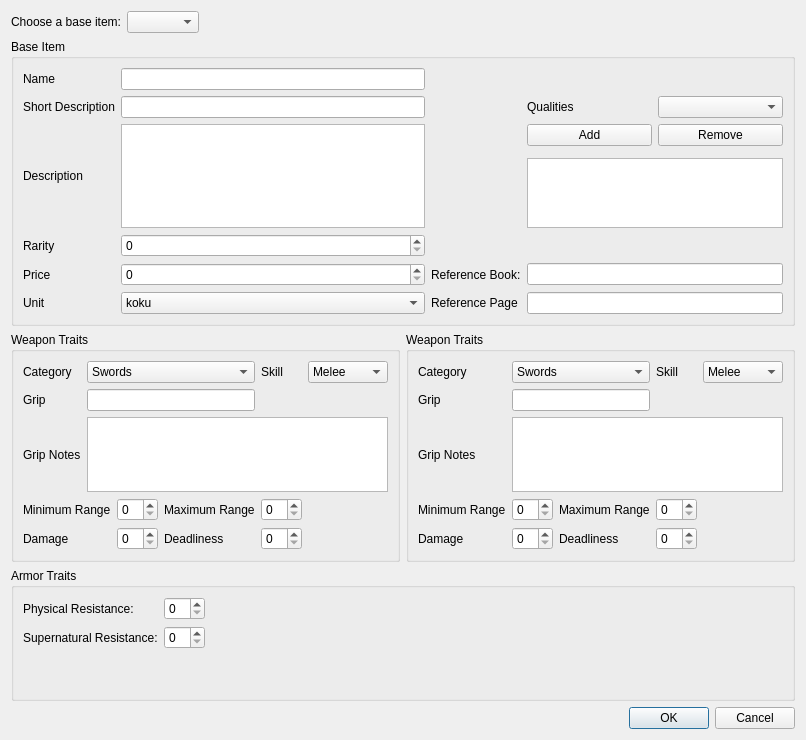
Before: the Qt Designer form ui/additemdialog.ui in dashnine/PaperBlossoms, drawn with Qt 5.
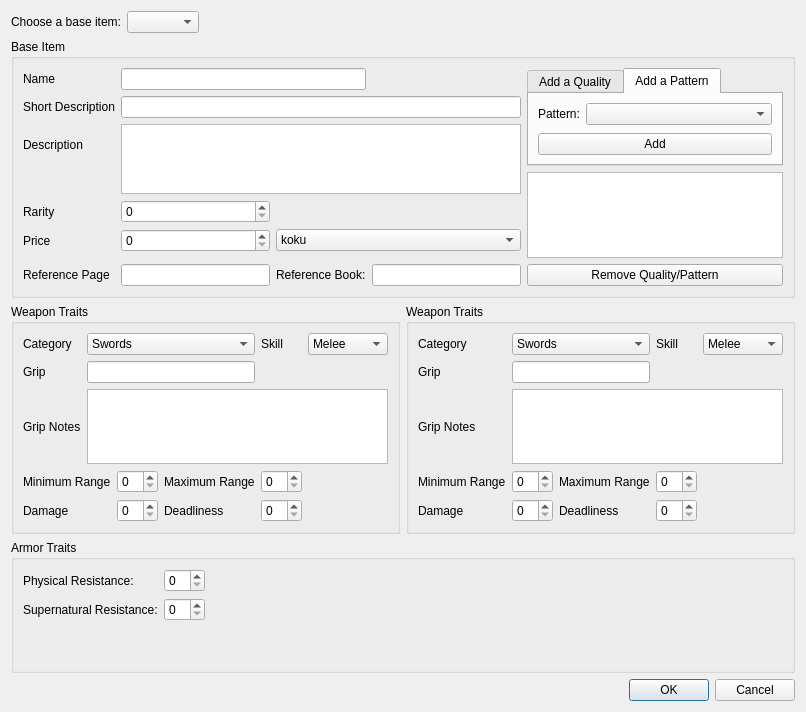
After: the same form once the commit is applied. The open tabs and pages were chosen to show the change.

Commit message: Support patterns on items

Diff of the .ui file:
```diff
--- a/ui/additemdialog.ui
+++ b/ui/additemdialog.ui
@@ -7,7 +7,7 @@
     <x>0</x>
     <y>0</y>
     <width>749</width>
-    <height>693</height>
+    <height>663</height>
    </rect>
   </property>
   <property name="sizePolicy">
@@ -19,10 +19,7 @@
   <property name="windowTitle">
    <string>Add Item</string>
   </property>
-  <layout class="QVBoxLayout" name="verticalLayout">
-   <property name="sizeConstraint">
-    <enum>QLayout::SetMinimumSize</enum>
-   </property>
+  <layout class="QVBoxLayout" name="verticalLayout_3">
    <item>
     <layout class="QHBoxLayout" name="horizontalLayout_2">
      <item>
@@ -56,53 +53,6 @@
       <string>Base Item</string>
      </property>
      <layout class="QGridLayout" name="gridLayout">
-      <item row="7" column="2">
-       <widget class="QLabel" name="label_4">
-        <property name="text">
-         <string>Reference Book:</string>
-        </property>
-       </widget>
-      </item>
-      <item row="8" column="1">
-       <widget class="QComboBox" name="unit_comboBox">
-        <item>
-         <property name="text">
-          <string>koku</string>
-         </property>
-        </item>
-        <item>
-         <property name="text">
-          <string>zeni</string>
-         </property>
-        </item>
-        <item>
-         <property name="text">
-          <string>bu</string>
-         </property>
-        </item>
-       </widget>
-      </item>
-      <item row="8" column="0">
-       <widget class="QLabel" name="label_7">
-        <property name="text">
-         <string>Unit</string>
-        </property>
-       </widget>
-      </item>
-      <item row="8" column="2">
-       <widget class="QLabel" name="label_5">
-        <property name="text">
-         <string>Reference Page</string>
-        </property>
-       </widget>
-      </item>
-      <item row="2" column="0">
-       <widget class="QLabel" name="label_3">
-        <property name="text">
-         <string>Short Description</string>
-        </property>
-       </widget>
-      </item>
       <item row="0" column="0">
        <widget class="QLabel" name="label">
         <property name="text">
@@ -110,79 +60,161 @@
         </property>
        </widget>
       </item>
-      <item row="2" column="1">
-       <widget class="QLineEdit" name="shortdesc_lineEdit"/>
+      <item row="0" column="4" rowspan="3">
+       <widget class="QTabWidget" name="tabWidget">
+        <property name="currentIndex">
+         <number>0</number>
+        </property>
+        <widget class="QWidget" name="tab">
+         <attribute name="title">
+          <string>Add a Quality</string>
+         </attribute>
+         <layout class="QVBoxLayout" name="verticalLayout_2">
+          <item>
+           <layout class="QFormLayout" name="formLayout">
+            <item row="0" column="0">
+             <widget class="QLabel" name="label_19">
+              <property name="text">
+               <string>Quality:</string>
+              </property>
+             </widget>
+            </item>
+            <item row="0" column="1">
+             <widget class="QComboBox" name="qual_comboBox"/>
+            </item>
+           </layout>
+          </item>
+          <item>
+           <widget class="QPushButton" name="qual_add_pushButton">
+            <property name="text">
+             <string>Add</string>
+            </property>
+           </widget>
+          </item>
+         </layout>
+        </widget>
+        <widget class="QWidget" name="tab_2">
+         <attribute name="title">
+          <string>Add a Pattern</string>
+         </attribute>
+         <layout class="QVBoxLayout" name="verticalLayout">
+          <item>
+           <layout class="QFormLayout" name="formLayout_3">
+            <item row="0" column="0">
+             <widget class="QLabel" name="label_30">
+              <property name="text">
+               <string>Pattern:</string>
+              </property>
+             </widget>
+            </item>
+            <item row="0" column="1">
+             <widget class="QComboBox" name="pattern_comboBox"/>
+            </item>
+           </layout>
+          </item>
+          <item>
+           <widget class="QPushButton" name="pattern_add_pushButton">
+            <property name="text">
+             <string>Add</string>
+            </property>
+           </widget>
+          </item>
+         </layout>
+        </widget>
+       </widget>
       </item>
-      <item row="6" column="0">
+      <item row="1" column="0">
+       <widget class="QLabel" name="label_3">
+        <property name="text">
+         <string>Short Description</string>
+        </property>
+       </widget>
+      </item>
+      <item row="2" column="0">
+       <widget class="QLabel" name="label_2">
+        <property name="text">
+         <string>Description</string>
+        </property>
+       </widget>
+      </item>
+      <item row="2" column="1" rowspan="2" colspan="3">
+       <widget class="QTextEdit" name="desc_textEdit"/>
+      </item>
+      <item row="3" column="4" rowspan="4">
+       <widget class="QListView" name="qual_listView"/>
+      </item>
+      <item row="4" column="0">
        <widget class="QLabel" name="label_8">
         <property name="text">
          <string>Rarity</string>
         </property>
        </widget>
       </item>
-      <item row="7" column="0">
+      <item row="4" column="1">
+       <widget class="QSpinBox" name="rarity_spinBox"/>
+      </item>
+      <item row="5" column="0">
        <widget class="QLabel" name="label_6">
         <property name="text">
          <string>Price</string>
         </property>
        </widget>
       </item>
-      <item row="6" column="1">
-       <widget class="QSpinBox" name="rarity_spinBox"/>
-      </item>
-      <item row="0" column="1">
-       <widget class="QLineEdit" name="itemname_lineEdit"/>
-      </item>
-      <item row="7" column="1">
+      <item row="5" column="1">
        <widget class="QSpinBox" name="price_spinbox"/>
       </item>
-      <item row="2" column="4">
-       <widget class="QComboBox" name="qual_comboBox"/>
-      </item>
-      <item row="2" column="3">
-       <widget class="QLabel" name="label_19">
+      <item row="7" column="0">
+       <widget class="QLabel" name="label_5">
         <property name="text">
-         <string>Qualities</string>
+         <string>Reference Page</string>
         </property>
        </widget>
       </item>
-      <item row="3" column="3" colspan="2">
-       <layout class="QHBoxLayout" name="horizontalLayout">
-        <item>
-         <widget class="QPushButton" name="qual_add_pushButton">
-          <property name="text">
-           <string>Add</string>
-          </property>
-         </widget>
-        </item>
-        <item>
-         <widget class="QPushButton" name="qual_rem_pushButton">
-          <property name="text">
-           <string>Remove</string>
-          </property>
-         </widget>
-        </item>
-       </layout>
-      </item>
-      <item row="5" column="3" colspan="2">
-       <widget class="QListView" name="qual_listView"/>
-      </item>
-      <item row="7" column="3" colspan="2">
-       <widget class="QLineEdit" name="book_lineEdit"/>
-      </item>
-      <item row="8" column="3" colspan="2">
+      <item row="7" column="1">
        <widget class="QLineEdit" name="page_lineEdit"/>
       </item>
-      <item row="3" column="1" rowspan="3">
-       <widget class="QTextEdit" name="desc_textEdit"/>
+      <item row="7" column="2">
+       <widget class="QLabel" name="label_4">
+        <property name="text">
+         <string>Reference Book:</string>
+        </property>
+       </widget>
       </item>
-      <item row="3" column="0" rowspan="3">
-       <widget class="QLabel" name="label_2">
+      <item row="7" column="3">
+       <widget class="QLineEdit" name="book_lineEdit"/>
+      </item>
+      <item row="7" column="4">
+       <widget class="QPushButton" name="qual_rem_pushButton">
         <property name="text">
-         <string>Description</string>
+         <string>Remove Quality/Pattern</string>
         </property>
        </widget>
       </item>
+      <item row="0" column="1" colspan="2">
+       <widget class="QLineEdit" name="itemname_lineEdit"/>
+      </item>
+      <item row="1" column="1" colspan="3">
+       <widget class="QLineEdit" name="shortdesc_lineEdit"/>
+      </item>
+      <item row="5" column="2" colspan="2">
+       <widget class="QComboBox" name="unit_comboBox">
+        <item>
+         <property name="text">
+          <string>koku</string>
+         </property>
+        </item>
+        <item>
+         <property name="text">
+          <string>zeni</string>
+         </property>
+        </item>
+        <item>
+         <property name="text">
+          <string>bu</string>
+         </property>
+        </item>
+       </widget>
+      </item>
      </layout>
     </widget>
    </item>
```
The commit also changes 4 other files.
